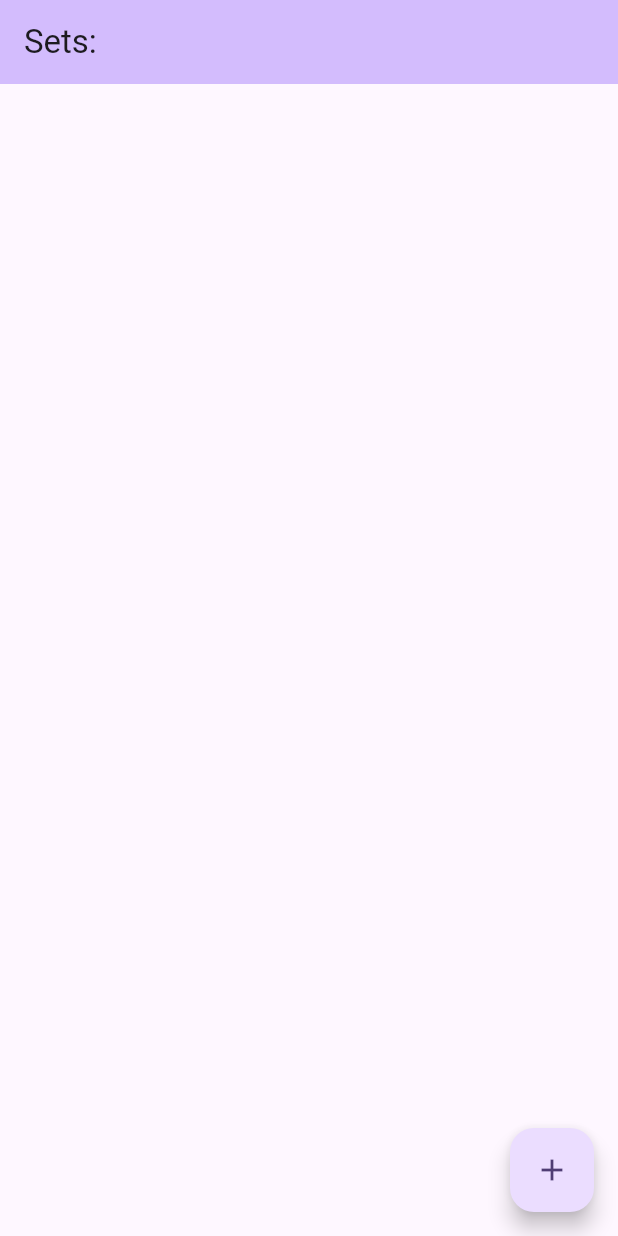
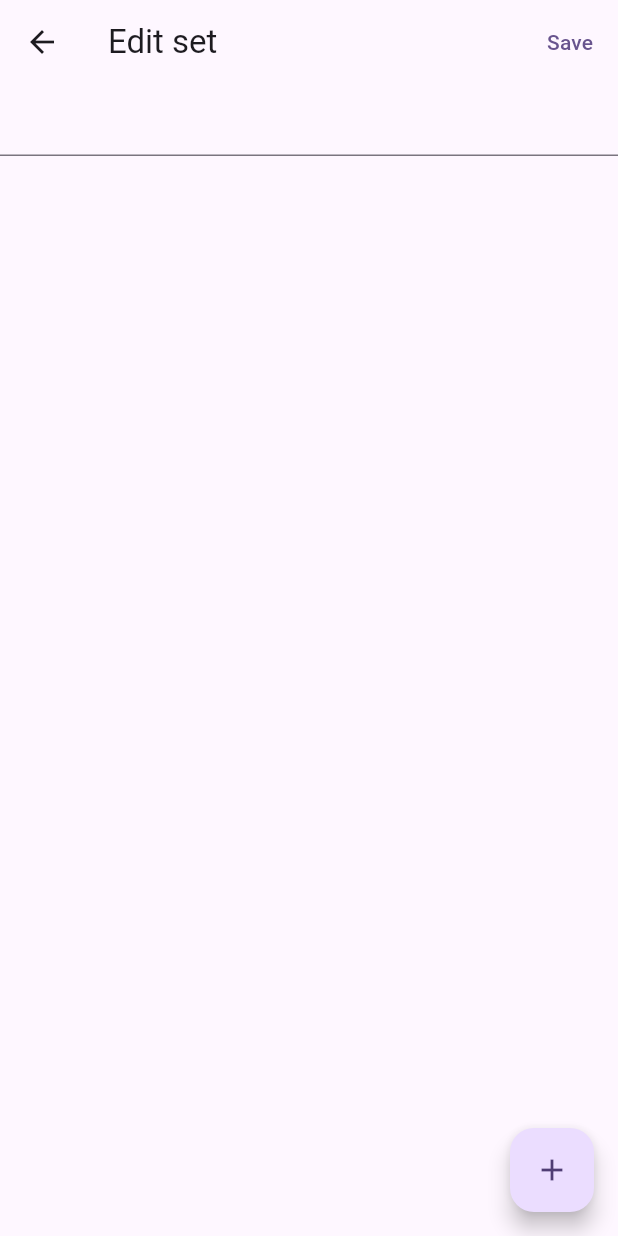
Before and after one commit to joeldemars/trickle, a Flutter app: the screen it shows after launch, after a tap on the "add" icon, on a phone screen of 412 x 824 dp. Run offline on Flutter 3.47's test engine with Material 3 defaults, Android fonts, the phone set to English and light mode, and no system bars; our stand-ins replace flutter_local_notifications.

Commit message:
Implement creation of new sets

```diff
--- a/lib/main.dart
+++ b/lib/main.dart
@@ -1,8 +1,7 @@
-import 'dart:convert';
-
 import 'set.dart';
 import 'dart:io';
 import 'package:path_provider/path_provider.dart';
+import 'package:uuid/uuid.dart';
 import 'package:flutter/material.dart';
 import 'package:flutter_local_notifications/flutter_local_notifications.dart';
 
@@ -39,6 +38,8 @@ class _HomePageState extends State<HomePage> {
   List<File> files = [];
   List<CardSet> sets = [];
   FlutterLocalNotificationsPlugin notifier = FlutterLocalNotificationsPlugin();
+  Uuid uuid = Uuid();
+  Directory? setDirectory;
 
   @override
   void initState() {
@@ -50,8 +51,7 @@ class _HomePageState extends State<HomePage> {
 
   void _initializeFiles() async {
     Directory appDirectory = await getApplicationDocumentsDirectory();
-    Directory setDirectory = Directory('${appDirectory.path}/sets')
-      ..createSync();
+    setDirectory = Directory('${appDirectory.path}/sets')..createSync();
 //     File sampleSet = File('${setDirectory.path}/sample_set.json');
 //     sampleSet.writeAsStringSync('''
 // {
@@ -74,7 +74,7 @@ class _HomePageState extends State<HomePage> {
     //     sets.add(set);
     //   }
     // }
-    files = setDirectory.listSync().whereType<File>().toList();
+    files = setDirectory!.listSync().whereType<File>().toList();
     // TODO: Implement resilient handling of unparsable files
     // sets = files.map((file) => CardSet.fromFile(file)!).toList();
 
@@ -103,7 +103,20 @@ class _HomePageState extends State<HomePage> {
         itemBuilder: (context, index) => CardSetWidget(files[index]),
       )),
       floatingActionButton: FloatingActionButton(
-        onPressed: _incrementCounter,
+        onPressed: () {
+          if (setDirectory == null) return;
+          File newFile = File('${setDirectory!.path}/${uuid.v7()}.json');
+          Navigator.push(
+                  context,
+                  MaterialPageRoute(
+                      builder: (context) => SetEditor(
+                          newFile, CardSet(newFile, '0.0', '', false, []))))
+              .then((value) {
+            setState(() {
+              files = setDirectory!.listSync().whereType<File>().toList();
+            });
+          });
+        },
         tooltip: 'Increment',
         child: const Icon(Icons.add),
       ),
--- a/pubspec.yaml
+++ b/pubspec.yaml
@@ -38,6 +38,7 @@ dependencies:
 
   flutter_local_notifications: ^17.2.2
   path_provider: ^2.1.4
+  uuid: ^4.5.0
 
 dev_dependencies:
   flutter_test:
```
Also changed, not shown: pubspec.lock.
